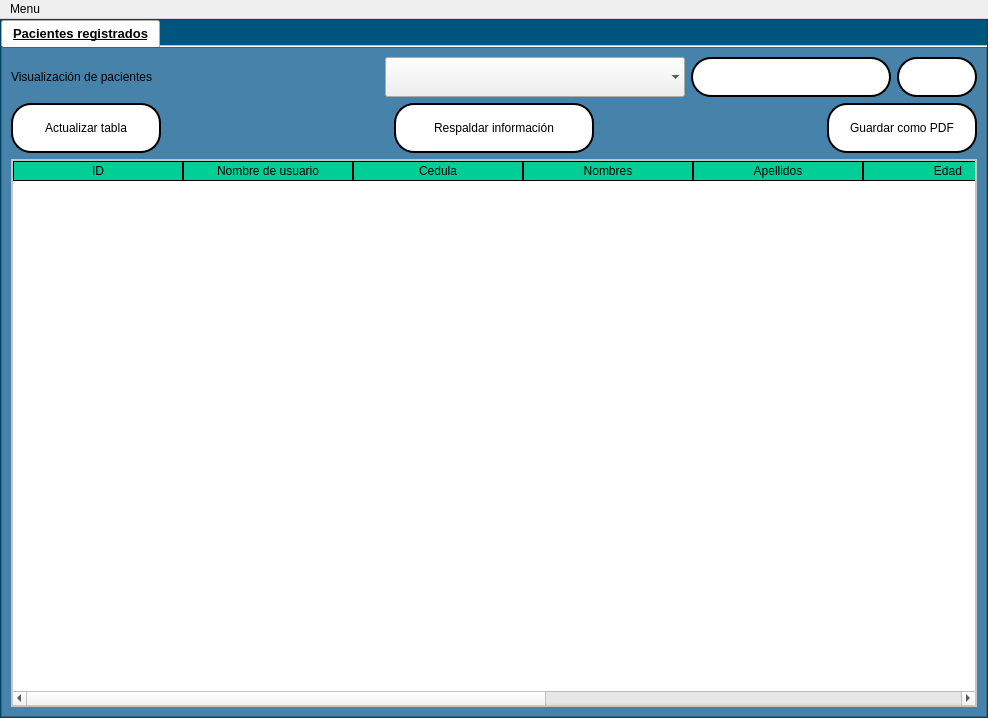
Qt form interfaces/paciente_view.ui (Reinaldito04/App-Consultas-y-Historias-Medicas) before a commit.
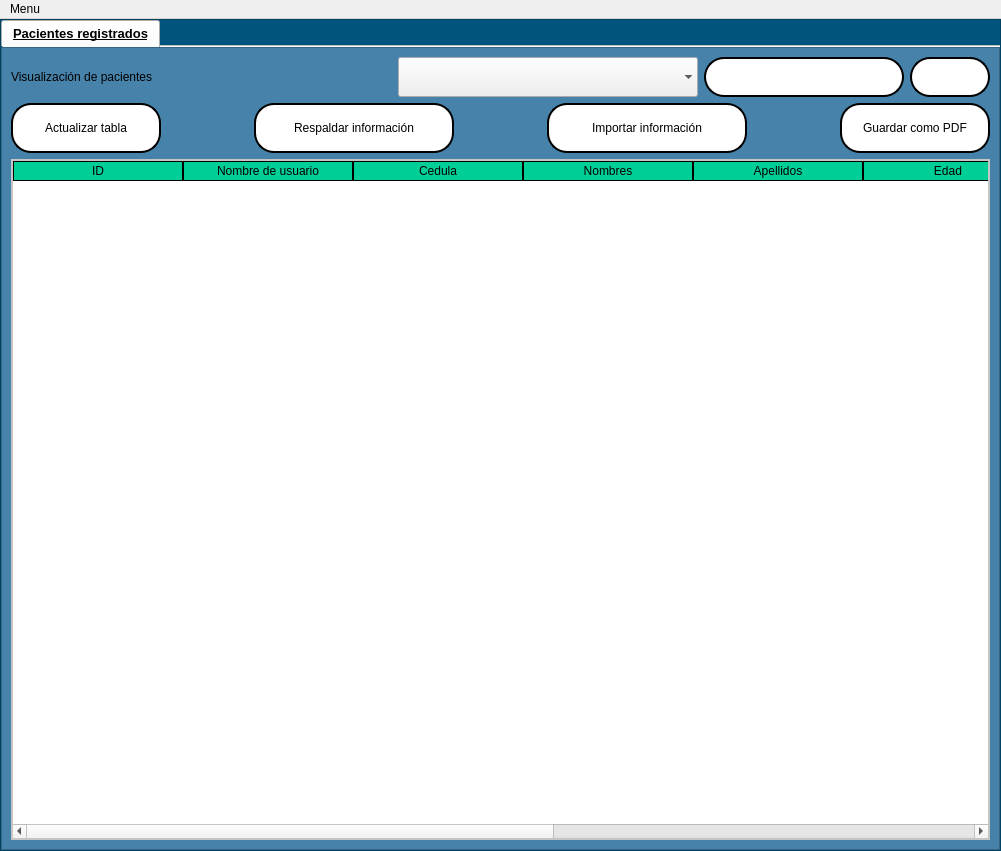
The same form after that commit. Icons and pictures are not drawn.

Commit message: Importacion de data mediante Excel

The edit to the form file:
```diff
--- a/interfaces/paciente_view.ui
+++ b/interfaces/paciente_view.ui
@@ -6,8 +6,8 @@
    <rect>
     <x>0</x>
     <y>0</y>
-    <width>988</width>
-    <height>718</height>
+    <width>1001</width>
+    <height>851</height>
    </rect>
   </property>
   <property name="windowTitle">
@@ -361,6 +361,53 @@
                   </property>
                  </widget>
                 </item>
+                <item>
+                 <spacer name="horizontalSpacer_4">
+                  <property name="orientation">
+                   <enum>Qt::Horizontal</enum>
+                  </property>
+                  <property name="sizeHint" stdset="0">
+                   <size>
+                    <width>40</width>
+                    <height>20</height>
+                   </size>
+                  </property>
+                 </spacer>
+                </item>
+                <item>
+                 <widget class="QPushButton" name="bt_import">
+                  <property name="minimumSize">
+                   <size>
+                    <width>200</width>
+                    <height>50</height>
+                   </size>
+                  </property>
+                  <property name="maximumSize">
+                   <size>
+                    <width>200</width>
+                    <height>50</height>
+                   </size>
+                  </property>
+                  <property name="font">
+                   <font>
+                    <pointsize>9</pointsize>
+                   </font>
+                  </property>
+                  <property name="text">
+                   <string>Importar información</string>
+                  </property>
+                  <property name="icon">
+                   <iconset>
+                    <normaloff>ELEMENTOS GRAFICOS/registro.png</normaloff>ELEMENTOS GRAFICOS/registro.png</iconset>
+                  </property>
+                  <property name="iconSize">
+                   <size>
+                    <width>30</width>
+                    <height>30</height>
+                   </size>
+                  </property>
+                 </widget>
+                </item>
                 <item>
                  <spacer name="horizontalSpacer_3">
                   <property name="orientation">
@@ -519,7 +566,7 @@
     <rect>
      <x>0</x>
      <y>0</y>
-     <width>988</width>
+     <width>1001</width>
      <height>21</height>
     </rect>
    </property>
```
Left out of the diff: 2 changed lines with no effect on the pictures. The commit also changes 2 other files.
